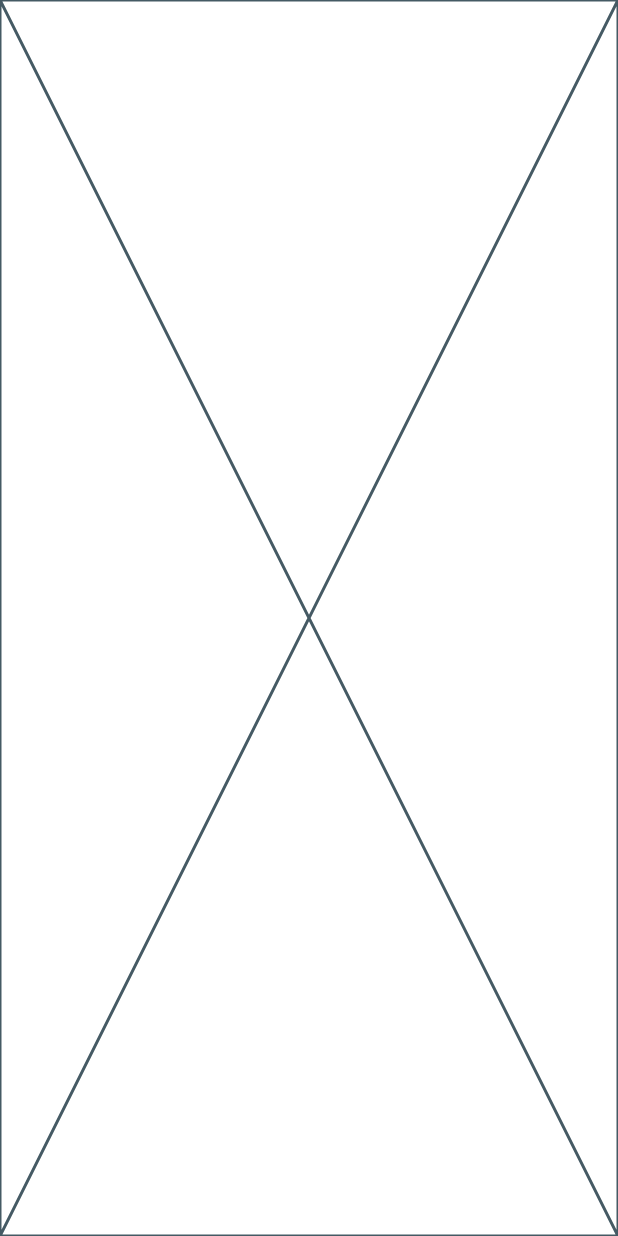
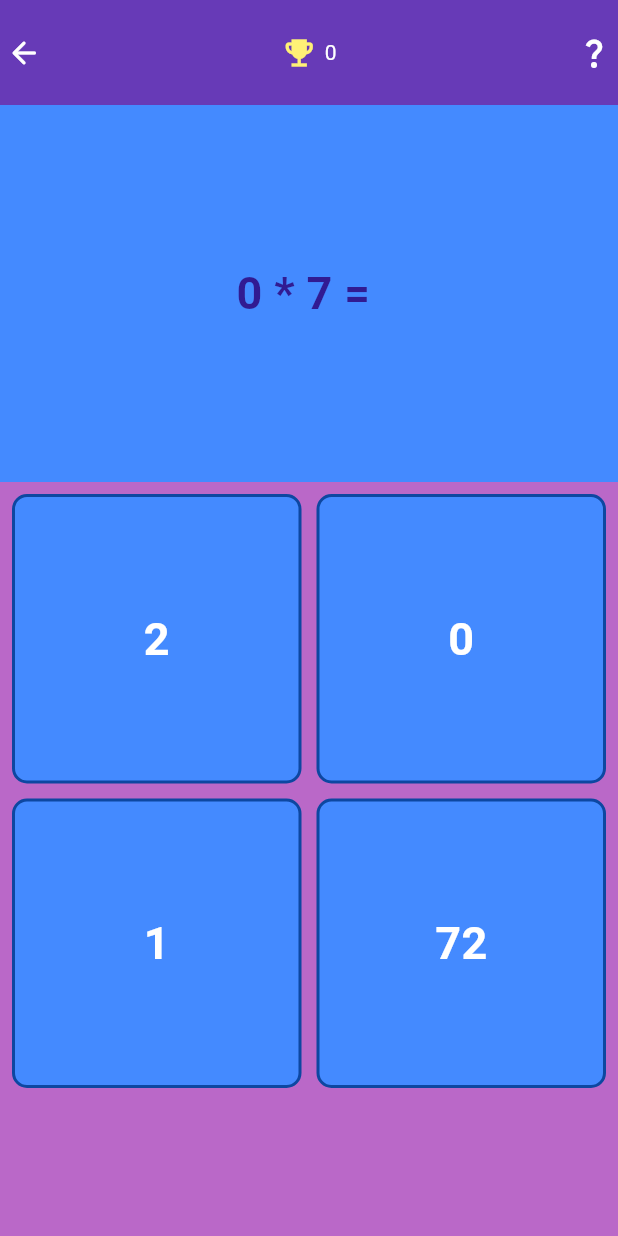
Before and after one commit to amabee/Math-Quiz-App, a Flutter app: the screen it shows after launch, on a phone screen of 412 x 824 dp. Run offline on Flutter 3.47's test engine with Material 3 defaults, Android fonts, the phone set to English and light mode, and no system bars.

Commit message:
Update main.dart

```diff
--- a/math_game/lib/main.dart
+++ b/math_game/lib/main.dart
@@ -1,3 +1,5 @@
+import 'dart:math';
+
 import 'package:flutter/material.dart';
 
 void main() {
@@ -10,7 +12,8 @@ class MyApp extends StatelessWidget {
   @override
   Widget build(BuildContext context) {
     return MaterialApp(
-      title: 'Flutter Demo',
+      debugShowCheckedModeBanner: false,
+      title: 'Math Quiz',
       theme: ThemeData(
         colorScheme: ColorScheme.fromSeed(seedColor: Colors.deepPurple),
         useMaterial3: true,
@@ -28,8 +31,206 @@ class MyHomePage extends StatefulWidget {
 }
 
 class _MyHomePageState extends State<MyHomePage> {
+  Random rand = Random();
+
+  late int number1;
+  late int number2;
+  late int number3;
+  late int number4;
+
+  late int correctAnswer;
+  late List<int> answerBox;
+
+  late int question1 = Random().nextInt(10);
+  late int question2 = Random().nextInt(10);
+
+  int score = 0;
+
+  late List<String> randomizeQuestions;
+
+  @override
+  void initState() {
+    super.initState();
+    startGame();
+  }
+
+  void startGame() {
+    question1 = rand.nextInt(10);
+    question2 = rand.nextInt(10);
+    randomizeQuestions = [
+      "$question1 + $question2 = ",
+      "$question1 - $question2 = ",
+      "$question1 * $question2 = ",
+      "$question1 / $question2 = ",
+    ];
+
+    do {
+      question1 = rand.nextInt(10);
+      question2 = rand.nextInt(10);
+    } while (randomizeQuestions[3] == "$question1 / $question2 = ");
+
+    switch (rand.nextInt(4)) {
+      case 0:
+        correctAnswer = question1 + question2;
+        break;
+      case 1:
+        correctAnswer = question1 - question2;
+        break;
+      case 2:
+        correctAnswer = question1 * question2;
+        break;
+      case 3:
+        correctAnswer = (question1 / question2).floor();
+        break;
+      default:
+        correctAnswer = 0;
+    }
+
+    answerBox = [];
+    generateUniqueNumbers();
+    answerBox[rand.nextInt(4)] = correctAnswer;
+  }
+
+  void generateUniqueNumbers() {
+    Set<int> uniqueNumbers = <int>{};
+    while (uniqueNumbers.length < 4) {
+      int newNumber = rand.nextInt(10);
+      uniqueNumbers.add(newNumber);
+    }
+    answerBox = uniqueNumbers.toList()..shuffle();
+  }
+
+  void nextQuestion() {
+    startGame();
+  }
+
+  void checkAnswer(int selectedAnswer) {
+    if (selectedAnswer == correctAnswer) {
+      print('Correct!');
+      setState(() {
+        score += 1;
+      });
+      nextQuestion();
+    } else {
+      print('Incorrect!');
+    }
+  }
+
   @override
   Widget build(BuildContext context) {
-    return const Placeholder();
+    return Scaffold(
+      backgroundColor: Colors.purple[300],
+      body: Column(
+        children: [
+          Container(
+            color: Colors.deepPurple,
+            height: 70,
+            width: 500,
+            child: Padding(
+              padding: const EdgeInsets.all(4.0),
+              child: Column(
+                mainAxisAlignment: MainAxisAlignment.center,
+                children: [
+                  Row(
+                    mainAxisAlignment: MainAxisAlignment.spaceBetween,
+                    children: [
+                      const Icon(
+                        Icons.arrow_back_rounded,
+                        color: Colors.white,
+                      ),
+                      Row(
+                        children: [
+                          Icon(
+                            Icons.emoji_events,
+                            color: Colors.yellow[300],
+                          ),
+                          const SizedBox(width: 5),
+                          Text(
+                            // SCORE
+                            score.toString(),
+                            style: const TextStyle(color: Colors.white),
+                          ),
+                        ],
+                      ),
+                      const Icon(
+                        Icons.question_mark_outlined,
+                        color: Colors.white,
+                      ),
+                    ],
+                  ),
+                ],
+              ),
+            ),
+          ),
+          Expanded(
+            child: Container(
+              color: Colors.blueAccent,
+              height: 100,
+              width: 500,
+              child: Center(
+                  child: Row(
+                mainAxisAlignment: MainAxisAlignment.center,
+                children: [
+                  Center(
+                    child: Text(
+                      randomizeQuestions[
+                          rand.nextInt(randomizeQuestions.length)],
+                      style: TextStyle(
+                          fontSize: 30,
+                          color: Colors.deepPurple[900],
+                          fontWeight: FontWeight.bold),
+                    ),
+                  )
+                ],
+              )),
+            ),
+          ),
+          Expanded(
+            flex: 2,
+            child: Container(
+              padding: EdgeInsets.all(8.0),
+              child: GridView.builder(
+                physics:
+                    const ScrollPhysics(parent: NeverScrollableScrollPhysics()),
+                itemCount: answerBox.length,
+                gridDelegate: const SliverGridDelegateWithFixedCrossAxisCount(
+                  crossAxisCount: 2,
+                  crossAxisSpacing: 10.0,
+                  mainAxisSpacing: 10.0,
+                ),
+                itemBuilder: (context, index) {
+                  return GestureDetector(
+                    onTap: () {
+                      checkAnswer(answerBox[index]);
+                    },
+                    child: Container(
+                      height: 40,
+                      width: 40,
+                      decoration: BoxDecoration(
+                        color: Colors.blueAccent,
+                        borderRadius: BorderRadius.circular(10.0),
+                        border: Border.all(
+                          color: Colors.blue.shade900,
+                          width: 2.0,
+                        ),
+                      ),
+                      child: Center(
+                        child: Text(
+                          answerBox[index].toString(),
+                          style: const TextStyle(
+                              fontSize: 30,
+                              color: Colors.white,
+                              fontWeight: FontWeight.bold),
+                        ),
+                      ),
+                    ),
+                  );
+                },
+              ),
+            ),
+          )
+        ],
+      ),
+    );
   }
 }
```
